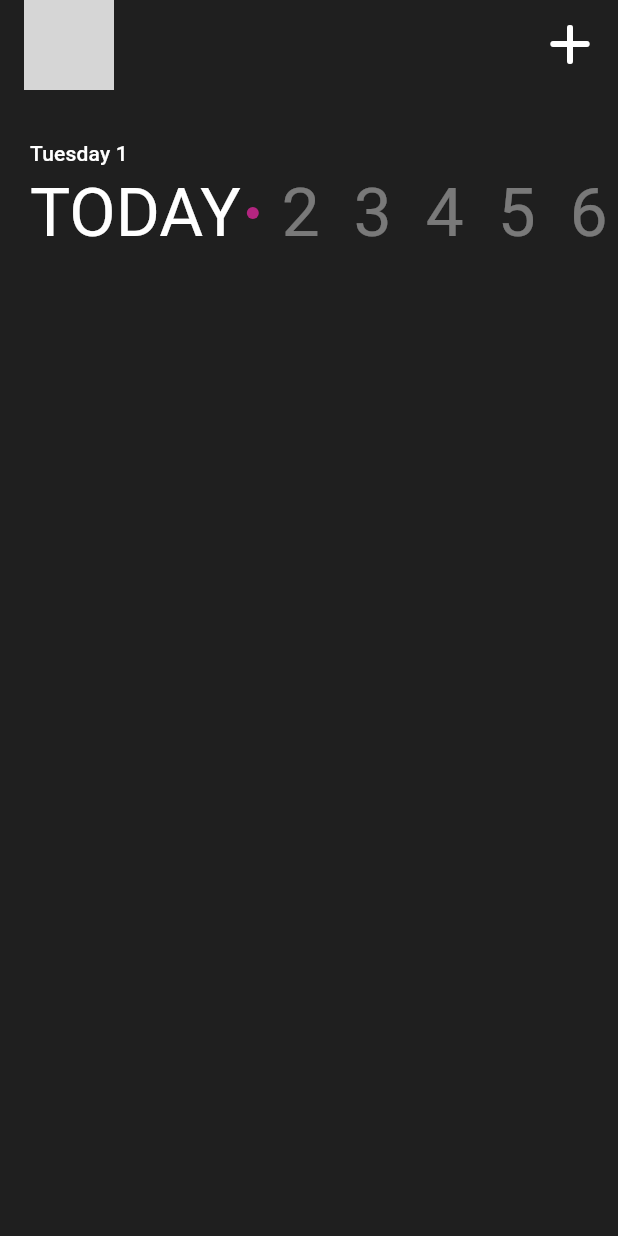
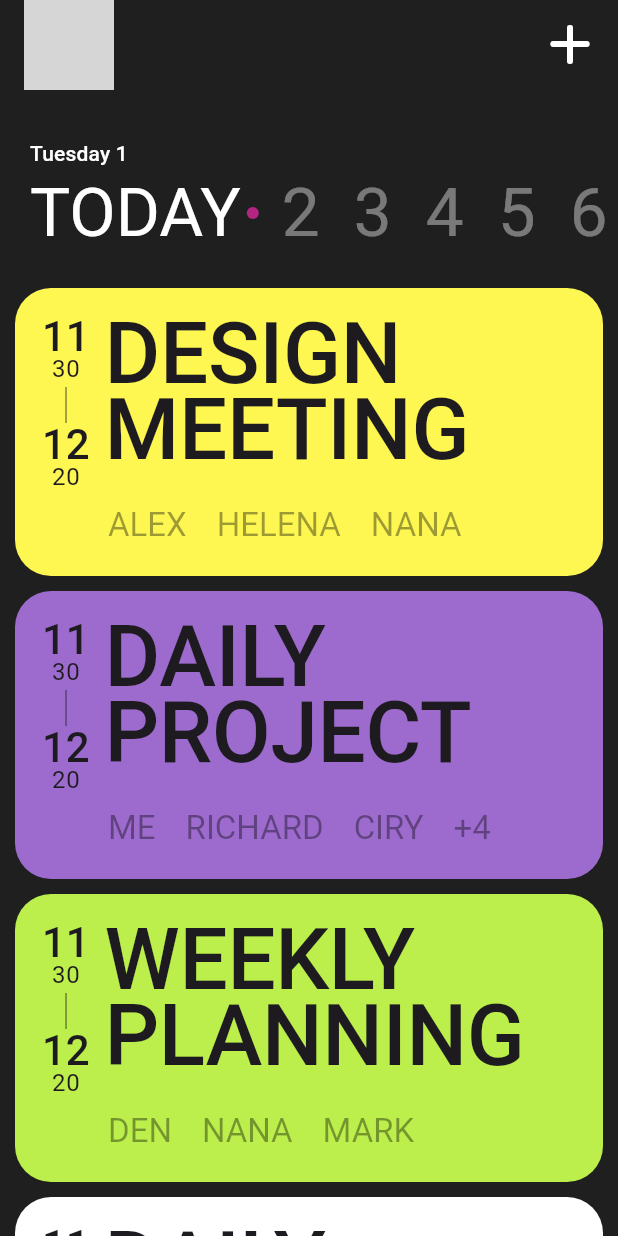
Before and after one commit to bam-e22/task_tracker_clone_flutter, a Flutter app: the screen it shows after launch, on a phone screen of 412 x 824 dp. Run offline on Flutter 3.47's test engine with Material 2 defaults, Android fonts, the phone set to English and light mode, and no system bars; drawn by our look-alikes of cached_network_image; our stand-ins replace font_awesome_flutter; network calls fail; grey boxes are pictures that could not be loaded.

Commit message:
task card widget

```diff
--- /dev/null
+++ b/lib/data/task.dart
@@ -0,0 +1,45 @@
+import 'package:flutter/material.dart';
+import 'package:task_tracker_clone/constants/colors.dart';
+
+class Task {
+  Task({
+    required this.title,
+    required this.person,
+    required this.color,
+    required this.startTime,
+    required this.endTime,
+  });
+
+  final String title;
+  final List<String> person;
+  final Color color;
+  final String startTime;
+  final String endTime;
+}
+
+List<Task> tasks = [
+  Task(
+      title: "Design meeting",
+      person: ["alex", "helena", "nana"],
+      color: MyColors.lemonYellow,
+      startTime: "11:30",
+      endTime: "12:20"),
+  Task(
+      title: "Daily project",
+      person: ["me", "richard", "ciry", "alex", "helena", "nana", "sam"],
+      color: MyColors.amethyst,
+      startTime: "12:35",
+      endTime: "14:10"),
+  Task(
+      title: "weekly planning",
+      person: ["den", "nana", "mark"],
+      color: MyColors.inchworm,
+      startTime: "15:00",
+      endTime: "16:30"),
+  Task(
+      title: "Daily meeting",
+      person: ["james", "sam", "nana", "john", "nathan"],
+      color: MyColors.white,
+      startTime: "11:30",
+      endTime: "12:20"),
+];
--- a/lib/main.dart
+++ b/lib/main.dart
@@ -3,8 +3,10 @@ import 'package:font_awesome_flutter/font_awesome_flutter.dart';
 import 'package:task_tracker_clone/constants/colors.dart';
 import 'package:task_tracker_clone/constants/gaps.dart';
 import 'package:task_tracker_clone/constants/sizes.dart';
+import 'package:task_tracker_clone/data/task.dart';
 import 'package:task_tracker_clone/ui/avatar.dart';
 import 'package:task_tracker_clone/ui/days.dart';
+import 'package:task_tracker_clone/ui/task_card.dart';
 
 void main() {
   runApp(const MyApp());
@@ -29,7 +31,9 @@ class MyApp extends StatelessWidget {
 }
 
 class TaskTrackerApp extends StatelessWidget {
-  const TaskTrackerApp({super.key});
+  const TaskTrackerApp({
+    super.key,
+  });
 
   @override
   Widget build(BuildContext context) {
@@ -57,13 +61,30 @@ class TaskTrackerApp extends StatelessWidget {
       ),
       body: Column(
         children: [
-          Padding(
-            padding: const EdgeInsets.only(
+          const Padding(
+            padding: EdgeInsets.only(
               top: Sizes.size32,
               left: Sizes.size20,
             ),
             child: Days(),
           ),
+          Expanded(
+            child: ListView.separated(
+              padding: const EdgeInsets.symmetric(
+                horizontal: Sizes.size10,
+                vertical: Sizes.size20,
+              ),
+              itemCount: tasks.length,
+              separatorBuilder: (context, index) => Gaps.v10,
+              itemBuilder: (context, index) {
+                return TaskCard(
+                  title: tasks[index].title,
+                  names: tasks[index].person,
+                  color: tasks[index].color,
+                );
+              },
+            ),
+          )
         ],
       ),
     );
--- /dev/null
+++ b/lib/ui/task_card.dart
@@ -0,0 +1,123 @@
+import 'dart:math';
+
+import 'package:flutter/material.dart';
+import 'package:task_tracker_clone/constants/gaps.dart';
+import 'package:task_tracker_clone/constants/sizes.dart';
+
+class TaskCard extends StatelessWidget {
+  const TaskCard({
+    super.key,
+    required this.title,
+    required this.names,
+    required this.color,
+    this.startTime = "11:30",
+    this.endTime = "12:20",
+  });
+
+  final String title;
+  final List<String> names;
+  final Color color;
+  final String startTime;
+  final String endTime;
+
+  @override
+  Widget build(BuildContext context) {
+    return Container(
+      decoration: BoxDecoration(
+          borderRadius: BorderRadius.circular(Sizes.size24), color: color),
+      child: Padding(
+        padding: EdgeInsets.all(Sizes.size18),
+        child: Column(
+          children: [
+            Row(
+              crossAxisAlignment: CrossAxisAlignment.start,
+              children: [
+                Column(
+                  children: [
+                    Text(
+                      startTime.split(':').first,
+                      style:
+                          Theme.of(context).textTheme.headlineMedium?.copyWith(
+                                fontWeight: FontWeight.w500,
+                                height: 1.0,
+                              ),
+                    ),
+                    Text(
+                      startTime.split(':').last,
+                      style: Theme.of(context).textTheme.bodyLarge?.copyWith(
+                            height: 1.0,
+                          ),
+                    ),
+                    const Text(
+                      '|',
+                      style: TextStyle(
+                        fontWeight: FontWeight.w100,
+                        fontSize: Sizes.size28,
+                        height: 1.0,
+                      ),
+                    ),
+                    Text(
+                      endTime.split(':').first,
+                      style:
+                          Theme.of(context).textTheme.headlineMedium?.copyWith(
+                                fontWeight: FontWeight.w500,
+                                height: 1.0,
+                              ),
+                    ),
+                    Text(
+                      endTime.split(':').last,
+                      style: Theme.of(context).textTheme.bodyLarge?.copyWith(
+                            height: 1.0,
+                          ),
+                    ),
+                  ],
+                ),
+                Gaps.h10,
+                Expanded(
+                  child: Text(
+                    title.toUpperCase(),
+                    textAlign: TextAlign.justify,
+                    style: Theme.of(context).textTheme.displayLarge?.copyWith(
+                          height: 0.9,
+                          fontWeight: FontWeight.w500,
+                        ),
+                    maxLines: 2,
+                  ),
+                )
+              ],
+            ),
+            Gaps.v10,
+            SizedBox(
+              height: 30,
+              child: ListView.separated(
+                padding: EdgeInsets.only(left: Sizes.size44),
+                separatorBuilder: (context, index) => Gaps.h20,
+                itemCount: min(names.length, 4),
+                scrollDirection: Axis.horizontal,
+                itemBuilder: (context, index) {
+                  if (index < 3) {
+                    return Text(
+                      names[index].toUpperCase(),
+                      style: Theme.of(context)
+                          .textTheme
+                          .titleLarge
+                          ?.copyWith(color: Colors.black38),
+                    );
+                  } else {
+                    return Text(
+                      '+${names.length - 3}',
+                      style: Theme.of(context)
+                          .textTheme
+                          .titleLarge
+                          ?.copyWith(color: Colors.black38),
+                    );
+                  }
+                },
+              ),
+            ),
+          ],
+        ),
+      ),
+    );
+  }
+}
```
Also changed, not shown: 1 other file.
